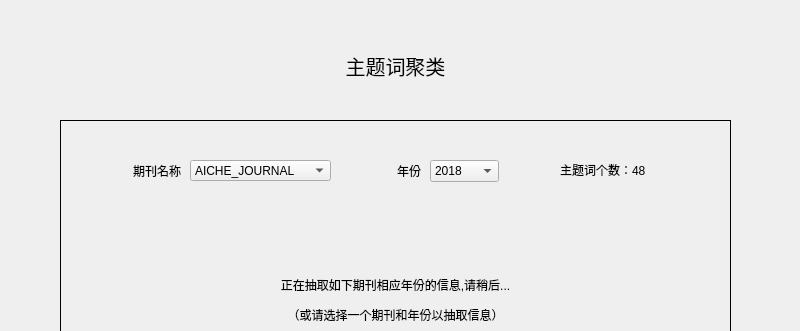
This is view/ui_ap_lda.ui in ZUCCBBQ/Ocean as Qt 5 draws it before an edit; both pictures show x 0 to 800 and y 0 to 331 of the 800 by 600 pixel window. The edited form follows.
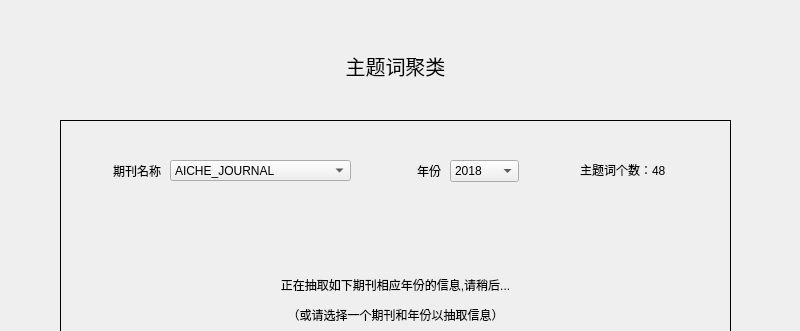
This is the edited form.

Patch:
```diff
--- a/view/ui_ap_lda.ui
+++ b/view/ui_ap_lda.ui
@@ -17,7 +17,7 @@
    <widget class="QLabel" name="numTopicLabel">
     <property name="geometry">
      <rect>
-      <x>560</x>
+      <x>580</x>
       <y>160</y>
       <width>141</width>
       <height>20</height>
@@ -70,7 +70,7 @@
    <widget class="QComboBox" name="yearComboBox">
     <property name="geometry">
      <rect>
-      <x>430</x>
+      <x>450</x>
       <y>160</y>
       <width>69</width>
       <height>22</height>
@@ -104,7 +104,7 @@
    <widget class="QLabel" name="yearLabel">
     <property name="geometry">
      <rect>
-      <x>360</x>
+      <x>380</x>
       <y>160</y>
       <width>61</width>
       <height>21</height>
@@ -151,7 +151,7 @@
    <widget class="QLabel" name="Journallabel">
     <property name="geometry">
      <rect>
-      <x>110</x>
+      <x>90</x>
       <y>160</y>
       <width>71</width>
       <height>21</height>
@@ -170,9 +170,9 @@
    <widget class="QComboBox" name="journalComboBox">
     <property name="geometry">
      <rect>
-      <x>190</x>
+      <x>170</x>
       <y>160</y>
-      <width>141</width>
+      <width>181</width>
       <height>21</height>
      </rect>
     </property>
```
Left out of the diff: 2 changed lines with no effect on the pictures.
